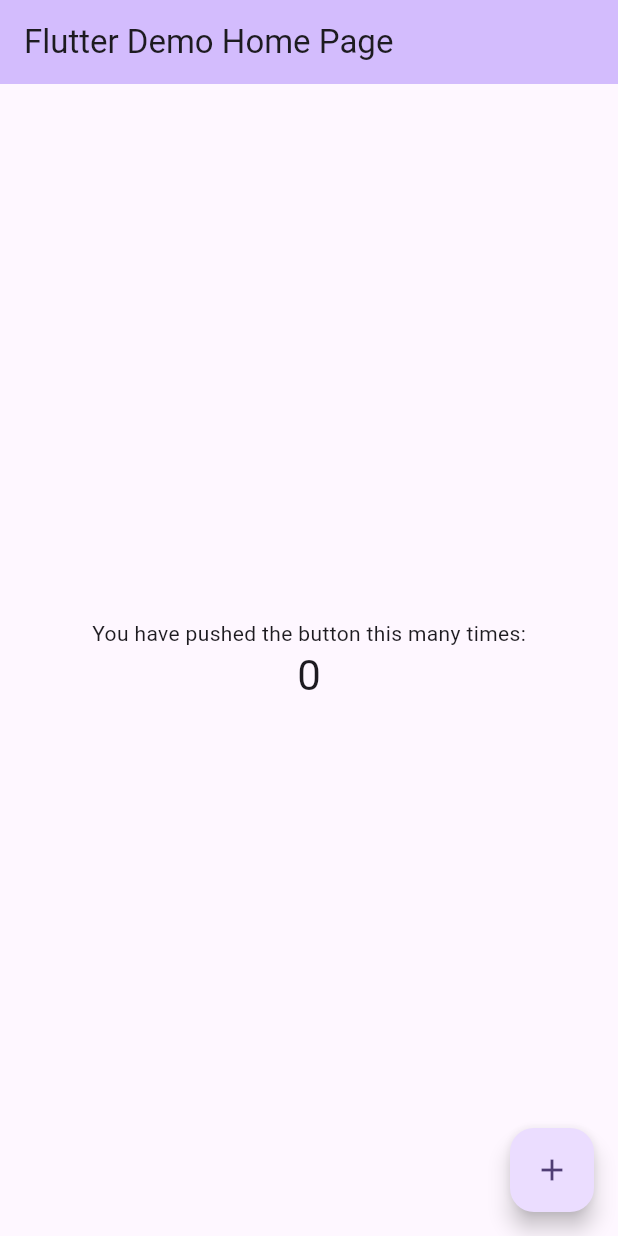
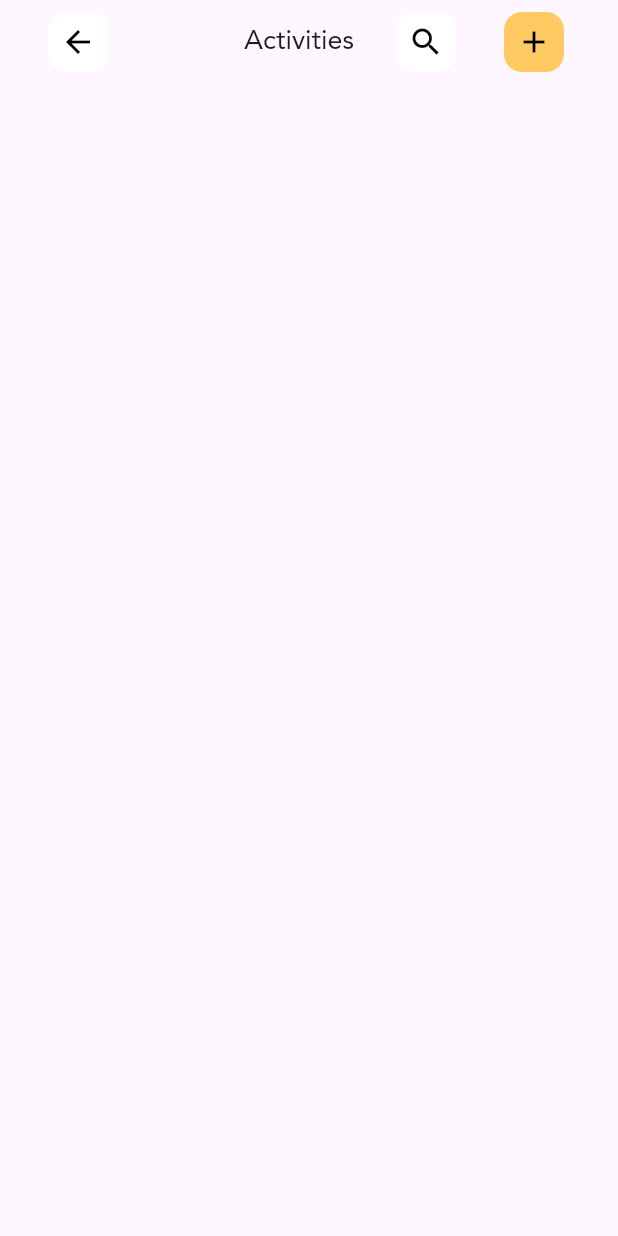
Before and after one commit to CarlosMendonca/flutter-frotend, a Flutter app: the screen it shows after launch, on a phone screen of 412 x 824 dp. Run offline on Flutter 3.47's test engine with Material 3 defaults, Android fonts, the phone set to English and light mode, and no system bars.

Commit message:
feat: AppBar

```diff
--- a/lib/main.dart
+++ b/lib/main.dart
@@ -1,4 +1,5 @@
 import 'package:flutter/material.dart';
+import 'package:juntos/pages/home.dart';
 
 void main() {
   runApp(const MyApp());
@@ -11,112 +12,31 @@ class MyApp extends StatelessWidget {
   @override
   Widget build(BuildContext context) {
     return MaterialApp(
-      title: 'Flutter Demo',
+      debugShowCheckedModeBanner: false,
       theme: ThemeData(
-        // This is the theme of your application.
-        //
-        // TRY THIS: Try running your application with "flutter run". You'll see
-        // the application has a purple toolbar. Then, without quitting the app,
-        // try changing the seedColor in the colorScheme below to Colors.green
-        // and then invoke "hot reload" (save your changes or press the "hot
-        // reload" button in a Flutter-supported IDE, or press "r" if you used
-        // the command line to start the app).
-        //
-        // Notice that the counter didn't reset back to zero; the application
-        // state is not lost during the reload. To reset the state, use hot
-        // restart instead.
-        //
-        // This works for code too, not just values: Most code changes can be
-        // tested with just a hot reload.
-        colorScheme: .fromSeed(seedColor: Colors.deepPurple),
+        extensions: [
+          AppButtonStyles(
+            primary: IconButton.styleFrom(
+              backgroundColor: const Color(0xFFFFCA62),
+              foregroundColor: Colors.black,
+              minimumSize: const Size(40, 40),
+              shape: RoundedRectangleBorder(
+                borderRadius: BorderRadius.circular(12),
+              ),
+            ),
+            secondary: IconButton.styleFrom(
+              backgroundColor: Colors.white,
+              foregroundColor: Colors.black,
+              minimumSize: const Size(40, 40),
+              shape: RoundedRectangleBorder(
+                borderRadius: BorderRadius.circular(12),
+              ),
+            ),
+          ),
+        ],
+        fontFamily: "AvenirLT",
       ),
-      home: const MyHomePage(title: 'Flutter Demo Home Page'),
+      home: HomePage(),
     );
   }
 }
-
-class MyHomePage extends StatefulWidget {
-  const MyHomePage({super.key, required this.title});
-
-  // This widget is the home page of your application. It is stateful, meaning
-  // that it has a State object (defined below) that contains fields that affect
-  // how it looks.
-
-  // This class is the configuration for the state. It holds the values (in this
-  // case the title) provided by the parent (in this case the App widget) and
-  // used by the build method of the State. Fields in a Widget subclass are
-  // always marked "final".
-
-  final String title;
-
-  @override
-  State<MyHomePage> createState() => _MyHomePageState();
-}
-
-class _MyHomePageState extends State<MyHomePage> {
-  int _counter = 0;
-
-  void _incrementCounter() {
-    setState(() {
-      // This call to setState tells the Flutter framework that something has
-      // changed in this State, which causes it to rerun the build method below
-      // so that the display can reflect the updated values. If we changed
-      // _counter without calling setState(), then the build method would not be
-      // called again, and so nothing would appear to happen.
-      _counter++;
-    });
-  }
-
-  @override
-  Widget build(BuildContext context) {
-    // This method is rerun every time setState is called, for instance as done
-    // by the _incrementCounter method above.
-    //
-    // The Flutter framework has been optimized to make rerunning build methods
-    // fast, so that you can just rebuild anything that needs updating rather
-    // than having to individually change instances of widgets.
-    return Scaffold(
-      appBar: AppBar(
-        // TRY THIS: Try changing the color here to a specific color (to
-        // Colors.amber, perhaps?) and trigger a hot reload to see the AppBar
-        // change color while the other colors stay the same.
-        backgroundColor: Theme.of(context).colorScheme.inversePrimary,
-        // Here we take the value from the MyHomePage object that was created by
-        // the App.build method, and use it to set our appbar title.
-        title: Text(widget.title),
-      ),
-      body: Center(
-        // Center is a layout widget. It takes a single child and positions it
-        // in the middle of the parent.
-        child: Column(
-          // Column is also a layout widget. It takes a list of children and
-          // arranges them vertically. By default, it sizes itself to fit its
-          // children horizontally, and tries to be as tall as its parent.
-          //
-          // Column has various properties to control how it sizes itself and
-          // how it positions its children. Here we use mainAxisAlignment to
-          // center the children vertically; the main axis here is the vertical
-          // axis because Columns are vertical (the cross axis would be
-          // horizontal).
-          //
-          // TRY THIS: Invoke "debug painting" (choose the "Toggle Debug Paint"
-          // action in the IDE, or press "p" in the console), to see the
-          // wireframe for each widget.
-          mainAxisAlignment: .center,
-          children: [
-            const Text('You have pushed the button this many times:'),
-            Text(
-              '$_counter',
-              style: Theme.of(context).textTheme.headlineMedium,
-            ),
-          ],
-        ),
-      ),
-      floatingActionButton: FloatingActionButton(
-        onPressed: _incrementCounter,
-        tooltip: 'Increment',
-        child: const Icon(Icons.add),
-      ),
-    );
-  }
-}
--- /dev/null
+++ b/lib/pages/home.dart
@@ -0,0 +1,56 @@
+import 'package:flutter/material.dart';
+
+class HomePage extends StatelessWidget {
+  const HomePage({super.key});
+
+  @override
+  Widget build(BuildContext context) {
+    final buttonStyles = Theme.of(context).extension<AppButtonStyles>()!;
+
+    return Scaffold(
+      appBar: AppBar(
+        leadingWidth: 104,
+        titleSpacing: 0,
+        actionsPadding: EdgeInsets.only(right: 32),
+        centerTitle: true,
+
+        leading: IconButton(style: buttonStyles.secondary, onPressed: () {}, icon: const Icon(Icons.arrow_back),),
+
+        title: Text("Activities", style: TextStyle(fontSize: 18),),
+        actions: [
+          SizedBox(width: 24,),
+          IconButton(style: buttonStyles.secondary, onPressed: () {}, icon: const Icon(Icons.search),),
+          SizedBox(width: 24,),
+          IconButton(style: buttonStyles.primary, onPressed: () {}, icon: const Icon(Icons.add)),
+        ],
+      ),
+    );
+  }
+}
+
+class AppButtonStyles extends ThemeExtension<AppButtonStyles> {
+  final ButtonStyle? primary;
+  final ButtonStyle? secondary;
+
+  const AppButtonStyles({
+    required this.primary,
+    required this.secondary,
+  });
+
+  @override
+  AppButtonStyles copyWith({ButtonStyle? primary, ButtonStyle? secondary}) {
+    return AppButtonStyles(
+      primary: primary ?? this.primary,
+      secondary: secondary ?? this.secondary,
+    );
+  }
+
+  @override
+  AppButtonStyles lerp(ThemeExtension<AppButtonStyles>? other, double t) {
+    if (other is! AppButtonStyles) return this;
+    return AppButtonStyles(
+      primary: ButtonStyle.lerp(primary, other.primary, t),
+      secondary: ButtonStyle.lerp(secondary, other.secondary, t),
+    );
+  }
+}
```
Also changed, not shown: pubspec.yaml (+4 -6 lines), fonts/AvenirLT-Bold.ttf (added), fonts/AvenirLT-BoldOblique.ttf (added), fonts/AvenirLT-ExtraBold.ttf (added), fonts/AvenirLT-ExtraBoldOblique.ttf (added), fonts/AvenirLT-ExtraLight.ttf (added), fonts/AvenirLT-ExtraLightOblique.ttf (added), fonts/AvenirLT-Light.ttf (added), fonts/AvenirLT-LightOblique.ttf (added), fonts/AvenirLT-Medium.ttf (added), fonts/AvenirLT-MediumOblique.ttf (added), fonts/AvenirLT-Oblique.ttf (added), fonts/AvenirLT-Regular.ttf (added).
